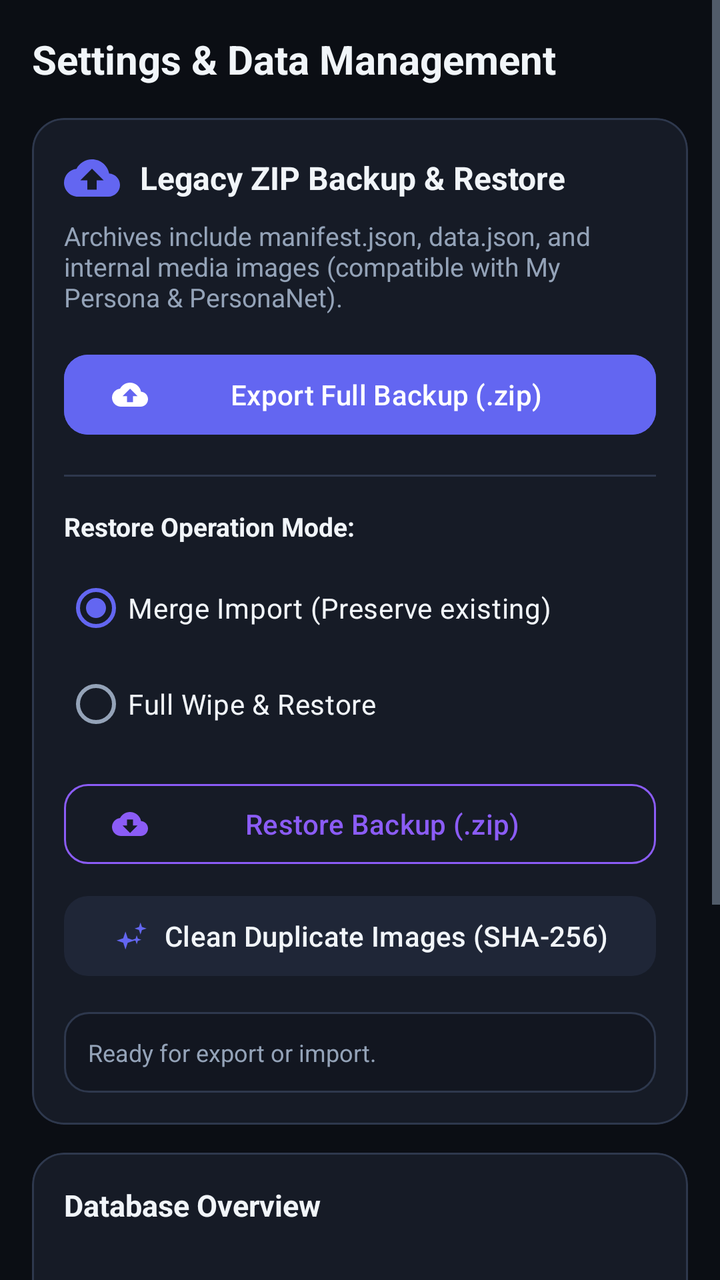
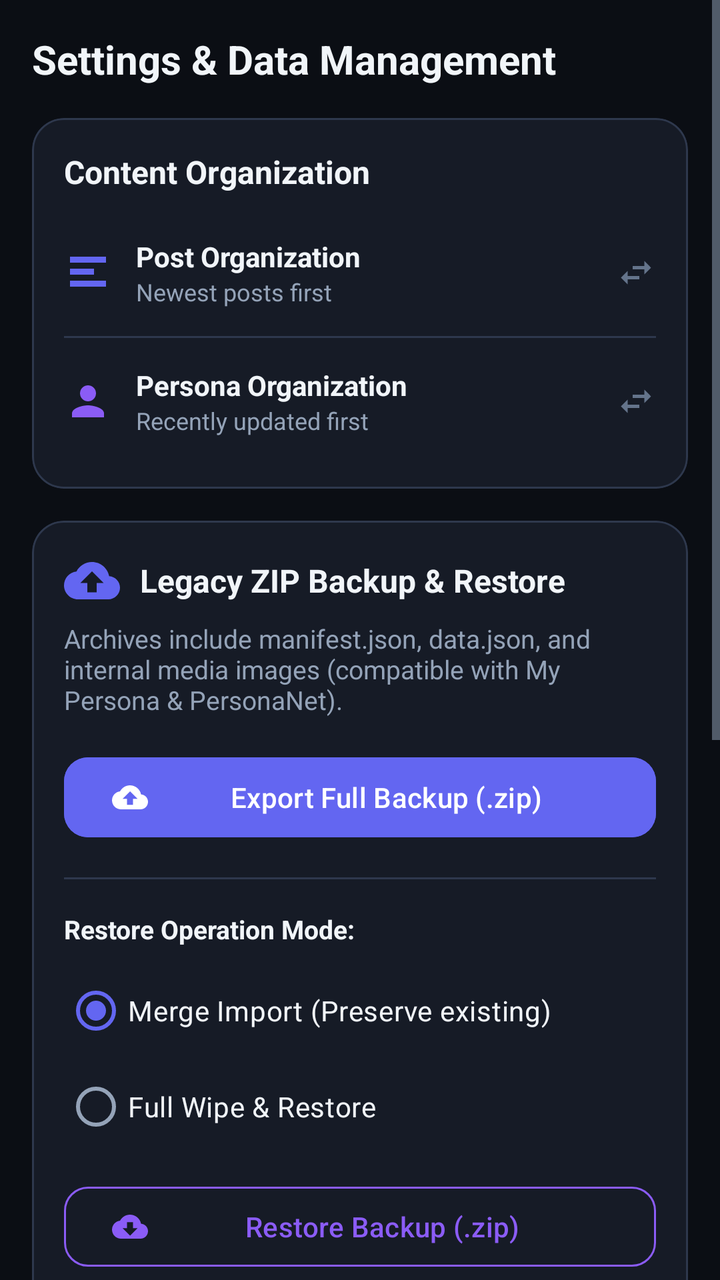

Screens rendered from an Android XML layout before and after an edit, with the pre-edit source and the edit as a unified diff.
<!-- AndroidManifest.xml: application theme Theme.PersonaNet -->
<!-- res/layout/fragment_settings.xml -->
<?xml version="1.0" encoding="utf-8"?>
<ScrollView xmlns:android="http://schemas.android.com/apk/res/android"
    xmlns:app="http://schemas.android.com/apk/res-auto"
    android:layout_width="match_parent"
    android:layout_height="match_parent"
    android:background="@color/bg_midnight"
    android:fillViewport="true">

    <LinearLayout
        android:layout_width="match_parent"
        android:layout_height="wrap_content"
        android:orientation="vertical"
        android:padding="16dp">

        <TextView
            android:layout_width="wrap_content"
            android:layout_height="wrap_content"
            android:text="@string/settings_title"
            android:textColor="@color/text_primary"
            android:textSize="20sp"
            android:textStyle="bold" />

        
        <com.google.android.material.card.MaterialCardView
            android:layout_width="match_parent"
            android:layout_height="wrap_content"
            android:layout_marginTop="16dp"
            app:cardBackgroundColor="@color/surface_card"
            app:cardCornerRadius="16dp"
            app:strokeColor="@color/border_divider"
            app:strokeWidth="1dp">

            <LinearLayout
                android:layout_width="match_parent"
                android:layout_height="wrap_content"
                android:orientation="vertical"
                android:padding="16dp">

                <LinearLayout
                    android:layout_width="match_parent"
                    android:layout_height="wrap_content"
                    android:gravity="center_vertical"
                    android:orientation="horizontal">

                    <ImageView
                        android:layout_width="28dp"
                        android:layout_height="28dp"
                        android:contentDescription="@string/backup_restore_title"
                        android:src="@drawable/ic_backup"
                        app:tint="@color/indigo_primary" />

                    <TextView
                        android:layout_width="wrap_content"
                        android:layout_height="wrap_content"
                        android:layout_marginStart="10dp"
                        android:text="@string/backup_restore_title"
                        android:textColor="@color/text_primary"
                        android:textSize="16sp"
                        android:textStyle="bold" />
                </LinearLayout>

                <TextView
                    android:layout_width="match_parent"
                    android:layout_height="wrap_content"
                    android:layout_marginTop="6dp"
                    android:text="@string/backup_desc"
                    android:textColor="@color/text_secondary"
                    android:textSize="13sp" />

                
                <com.google.android.material.button.MaterialButton
                    android:id="@+id/btn_export_backup"
                    android:layout_width="match_parent"
                    android:layout_height="wrap_content"
                    android:layout_marginTop="16dp"
                    android:backgroundTint="@color/indigo_primary"
                    android:text="@string/export_backup"
                    android:textColor="@color/white"
                    app:cornerRadius="12dp"
                    app:icon="@drawable/ic_backup"
                    app:iconTint="@color/white" />

                <View
                    android:layout_width="match_parent"
                    android:layout_height="1dp"
                    android:layout_marginVertical="16dp"
                    android:background="@color/border_divider" />

                
                <TextView
                    android:layout_width="wrap_content"
                    android:layout_height="wrap_content"
                    android:text="Restore Operation Mode:"
                    android:textColor="@color/text_primary"
                    android:textSize="13sp"
                    android:textStyle="bold" />

                <RadioGroup
                    android:id="@+id/radio_group_restore_mode"
                    android:layout_width="match_parent"
                    android:layout_height="wrap_content"
                    android:layout_marginTop="8dp">

                    <RadioButton
                        android:id="@+id/radio_merge_import"
                        android:layout_width="wrap_content"
                        android:layout_height="wrap_content"
                        android:checked="true"
                        android:text="@string/restore_mode_merge"
                        android:textColor="@color/text_primary" />

                    <RadioButton
                        android:id="@+id/radio_full_restore"
                        android:layout_width="wrap_content"
                        android:layout_height="wrap_content"
                        android:text="@string/restore_mode_full"
                        android:textColor="@color/text_primary" />
                </RadioGroup>

                
                <com.google.android.material.button.MaterialButton
                    android:id="@+id/btn_import_backup"
                    style="@style/Widget.Material3.Button.OutlinedButton"
                    android:layout_width="match_parent"
                    android:layout_height="wrap_content"
                    android:layout_marginTop="12dp"
                    android:text="@string/import_backup"
                    android:textColor="@color/violet_accent"
                    app:cornerRadius="12dp"
                    app:icon="@drawable/ic_restore"
                    app:iconTint="@color/violet_accent"
                    app:strokeColor="@color/violet_accent" />

                
                <com.google.android.material.button.MaterialButton
                    android:id="@+id/btn_deduplicate_media"
                    style="@style/Widget.Material3.Button.TonalButton"
                    android:layout_width="match_parent"
                    android:layout_height="wrap_content"
                    android:layout_marginTop="8dp"
                    android:text="Clean Duplicate Images (SHA-256)"
                    android:textColor="@color/text_primary"
                    app:backgroundTint="@color/surface_elevated"
                    app:cornerRadius="12dp"
                    app:icon="@drawable/ic_sparkles"
                    app:iconTint="@color/indigo_primary" />

                
                <TextView
                    android:id="@+id/text_backup_status"
                    android:layout_width="match_parent"
                    android:layout_height="wrap_content"
                    android:layout_marginTop="14dp"
                    android:background="@drawable/bg_input_field"
                    android:padding="12dp"
                    android:text="Ready for export or import."
                    android:textColor="@color/text_secondary"
                    android:textSize="12sp" />

            </LinearLayout>
        </com.google.android.material.card.MaterialCardView>

        
        <com.google.android.material.card.MaterialCardView
            android:layout_width="match_parent"
            android:layout_height="wrap_content"
            android:layout_marginTop="14dp"
            app:cardBackgroundColor="@color/surface_card"
            app:cardCornerRadius="16dp"
            app:strokeColor="@color/border_divider"
            app:strokeWidth="1dp">

            <LinearLayout
                android:layout_width="match_parent"
                android:layout_height="wrap_content"
                android:orientation="vertical"
                android:padding="16dp">

                <TextView
                    android:layout_width="wrap_content"
                    android:layout_height="wrap_content"
                    android:text="Database Overview"
                    android:textColor="@color/text_primary"
                    android:textSize="15sp"
                    android:textStyle="bold" />

                <TextView
                    android:id="@+id/text_db_stats"
                    android:layout_width="match_parent"
                    android:layout_height="wrap_content"
                    android:layout_marginTop="8dp"
                    android:lineSpacingExtra="4dp"
                    android:textColor="@color/text_secondary"
                    android:textSize="13sp" />

                <com.google.android.material.button.MaterialButton
                    android:id="@+id/btn_clear_all_data"
                    style="@style/Widget.Material3.Button.TextButton"
                    android:layout_width="wrap_content"
                    android:layout_height="wrap_content"
                    android:layout_marginTop="8dp"
                    android:text="Clear All Database Data"
                    android:textColor="@color/red_error" />
            </LinearLayout>
        </com.google.android.material.card.MaterialCardView>

        
        <com.google.android.material.card.MaterialCardView
            android:layout_width="match_parent"
            android:layout_height="wrap_content"
            android:layout_marginTop="14dp"
            android:layout_marginBottom="32dp"
            app:cardBackgroundColor="@color/surface_card"
            app:cardCornerRadius="16dp"
            app:strokeColor="@color/border_divider"
            app:strokeWidth="1dp">

            <LinearLayout
                android:layout_width="match_parent"
                android:layout_height="wrap_content"
                android:orientation="vertical"
                android:padding="16dp">

                <TextView
                    android:layout_width="wrap_content"
                    android:layout_height="wrap_content"
                    android:text="@string/about_title"
                    android:textColor="@color/text_primary"
                    android:textSize="15sp"
                    android:textStyle="bold" />

                <TextView
                    android:layout_width="match_parent"
                    android:layout_height="wrap_content"
                    android:layout_marginTop="6dp"
                    android:text="@string/about_desc"
                    android:textColor="@color/text_secondary"
                    android:textSize="13sp" />

                <TextView
                    android:layout_width="match_parent"
                    android:layout_height="wrap_content"
                    android:layout_marginTop="10dp"
                    android:text="PersonaNet v1.0 • 100% Native Java &amp; Room"
                    android:textColor="@color/text_tertiary"
                    android:textSize="12sp" />
            </LinearLayout>
        </com.google.android.material.card.MaterialCardView>

    </LinearLayout>
</ScrollView>
<!-- resources referenced by this layout -->
<resources>
  <color name="bg_midnight">#0B0E14</color>
  <color name="border_divider">#2E384D</color>
  <color name="indigo_primary">#6366F1</color>
  <color name="red_error">#EF4444</color>
  <color name="surface_card">#161B26</color>
  <color name="surface_elevated">#1F2637</color>
  <color name="text_primary">#F1F5F9</color>
  <color name="text_secondary">#94A3B8</color>
  <color name="text_tertiary">#64748B</color>
  <color name="violet_accent">#8B5CF6</color>
  <color name="white">#FFFFFFFF</color>
  <!-- drawable bg_input_field (drawable) -->
  <?xml version="1.0" encoding="utf-8"?>
  <shape xmlns:android="http://schemas.android.com/apk/res/android"
      android:shape="rectangle">
      <solid android:color="@color/surface_input" />
      <corners android:radius="12dp" />
      <stroke
          android:width="1dp"
          android:color="@color/border_divider" />
  </shape>
  <!-- drawable ic_backup (drawable) -->
  <vector xmlns:android="http://schemas.android.com/apk/res/android"
      android:width="24dp"
      android:height="24dp"
      android:viewportWidth="24"
      android:viewportHeight="24">
      <path
          android:fillColor="#FFFFFFFF"
          android:pathData="M19.35,10.04C18.67,6.59 15.64,4 12,4 9.11,4 6.6,5.64 5.35,8.04 2.34,8.36 0,10.91 0,14c0,3.31 2.69,6 6,6h13c2.76,0 5,-2.24 5,-5 0,-2.64 -2.05,-4.78 -4.65,-4.96zM14,13v4h-4v-4H7l5,-5 5,5h-3z" />
  </vector>
  <!-- drawable ic_restore (drawable) -->
  <vector xmlns:android="http://schemas.android.com/apk/res/android"
      android:width="24dp"
      android:height="24dp"
      android:viewportWidth="24"
      android:viewportHeight="24">
      <path
          android:fillColor="#FFFFFFFF"
          android:pathData="M19.35,10.04C18.67,6.59 15.64,4 12,4 9.11,4 6.6,5.64 5.35,8.04 2.34,8.36 0,10.91 0,14c0,3.31 2.69,6 6,6h13c2.76,0 5,-2.24 5,-5 0,-2.64 -2.05,-4.78 -4.65,-4.96zM17,13l-5,5 -5,-5h3V9h4v4h3z" />
  </vector>
  <string name="about_desc">100% offline, privacy-focused social simulator. All data and fictional characters remain securely on your device.</string>
  <string name="about_title">About My Persona</string>
  <string name="backup_desc">Archives include manifest.json, data.json, and internal media images (compatible with My Persona &amp; PersonaNet).</string>
  <string name="backup_restore_title">Legacy ZIP Backup &amp; Restore</string>
  <string name="export_backup">Export Full Backup (.zip)</string>
  <string name="import_backup">Restore Backup (.zip)</string>
  <string name="restore_mode_full">Full Wipe &amp; Restore</string>
  <string name="restore_mode_merge">Merge Import (Preserve existing)</string>
  <string name="settings_title">Settings &amp; Data Management</string>
  <color name="surface_input">#121620</color>
  <!-- unchanged entries left out for length: 2 -->
</resources>

<!-- the commit's change to res/layout/fragment_settings.xml (unified diff, before → after) -->
@@ -36,6 +36,142 @@
                 android:orientation="vertical"
                 android:padding="16dp">
 
+                <TextView
+                    android:layout_width="wrap_content"
+                    android:layout_height="wrap_content"
+                    android:text="Content Organization"
+                    android:textColor="@color/text_primary"
+                    android:textSize="16sp"
+                    android:textStyle="bold" />
+
+                
+                <LinearLayout
+                    android:id="@+id/btn_setting_post_org"
+                    android:layout_width="match_parent"
+                    android:layout_height="wrap_content"
+                    android:layout_marginTop="12dp"
+                    android:background="?attr/selectableItemBackground"
+                    android:clickable="true"
+                    android:focusable="true"
+                    android:gravity="center_vertical"
+                    android:orientation="horizontal"
+                    android:paddingVertical="10dp">
+
+                    <ImageView
+                        android:layout_width="24dp"
+                        android:layout_height="24dp"
+                        android:contentDescription="@string/post_org_title"
+                        android:src="@drawable/ic_feed"
+                        app:tint="@color/indigo_primary" />
+
+                    <LinearLayout
+                        android:layout_width="0dp"
+                        android:layout_height="wrap_content"
+                        android:layout_marginStart="12dp"
+                        android:layout_weight="1"
+                        android:orientation="vertical">
+
+                        <TextView
+                            android:layout_width="wrap_content"
+                            android:layout_height="wrap_content"
+                            android:text="@string/post_org_title"
+                            android:textColor="@color/text_primary"
+                            android:textSize="14sp"
+                            android:textStyle="bold" />
+
+                        <TextView
+                            android:id="@+id/text_post_org_summary"
+                            android:layout_width="wrap_content"
+                            android:layout_height="wrap_content"
+                            android:text="Newest posts first"
+                            android:textColor="@color/text_secondary"
+                            android:textSize="12sp" />
+                    </LinearLayout>
+
+                    <ImageView
+                        android:layout_width="20dp"
+                        android:layout_height="20dp"
+                        android:contentDescription="Next"
+                        android:src="@drawable/ic_swap"
+                        app:tint="@color/text_tertiary" />
+                </LinearLayout>
+
+                <View
+                    android:layout_width="match_parent"
+                    android:layout_height="1dp"
+                    android:layout_marginVertical="4dp"
+                    android:background="@color/border_divider" />
+
+                
+                <LinearLayout
+                    android:id="@+id/btn_setting_persona_org"
+                    android:layout_width="match_parent"
+                    android:layout_height="wrap_content"
+                    android:background="?attr/selectableItemBackground"
+                    android:clickable="true"
+                    android:focusable="true"
+                    android:gravity="center_vertical"
+                    android:orientation="horizontal"
+                    android:paddingVertical="10dp">
+
+                    <ImageView
+                        android:layout_width="24dp"
+                        android:layout_height="24dp"
+                        android:contentDescription="@string/persona_org_title"
+                        android:src="@drawable/ic_personas"
+                        app:tint="@color/violet_accent" />
+
+                    <LinearLayout
+                        android:layout_width="0dp"
+                        android:layout_height="wrap_content"
+                        android:layout_marginStart="12dp"
+                        android:layout_weight="1"
+                        android:orientation="vertical">
+
+                        <TextView
+                            android:layout_width="wrap_content"
+                            android:layout_height="wrap_content"
+                            android:text="@string/persona_org_title"
+                            android:textColor="@color/text_primary"
+                            android:textSize="14sp"
+                            android:textStyle="bold" />
+
+                        <TextView
+                            android:id="@+id/text_persona_org_summary"
+                            android:layout_width="wrap_content"
+                            android:layout_height="wrap_content"
+                            android:text="Recently updated first"
+                            android:textColor="@color/text_secondary"
+                            android:textSize="12sp" />
+                    </LinearLayout>
+
+                    <ImageView
+                        android:layout_width="20dp"
+                        android:layout_height="20dp"
+                        android:contentDescription="Next"
+                        android:src="@drawable/ic_swap"
+                        app:tint="@color/text_tertiary" />
+                </LinearLayout>
+
+            </LinearLayout>
+        </com.google.android.material.card.MaterialCardView>
+
+        
+        <com.google.android.material.card.MaterialCardView
+            android:layout_width="match_parent"
+            android:layout_height="wrap_content"
+            android:layout_marginTop="16dp"
+            app:cardBackgroundColor="@color/surface_card"
+            app:cardCornerRadius="16dp"
+            app:strokeColor="@color/border_divider"
+            app:strokeWidth="1dp">
+
+            <LinearLayout
+                android:layout_width="match_parent"
+                android:layout_height="wrap_content"
+                android:orientation="vertical"
+                android:padding="16dp">
+
                 <LinearLayout
                     android:layout_width="match_parent"
                     android:layout_height="wrap_content"
<!-- resource entries referenced after the edit -->
@@ -31,6 +31,26 @@
           android:fillColor="#FFFFFFFF"
           android:pathData="M19.35,10.04C18.67,6.59 15.64,4 12,4 9.11,4 6.6,5.64 5.35,8.04 2.34,8.36 0,10.91 0,14c0,3.31 2.69,6 6,6h13c2.76,0 5,-2.24 5,-5 0,-2.64 -2.05,-4.78 -4.65,-4.96zM14,13v4h-4v-4H7l5,-5 5,5h-3z" />
   </vector>
+  <!-- drawable ic_feed (drawable) -->
+  <vector xmlns:android="http://schemas.android.com/apk/res/android"
+      android:width="24dp"
+      android:height="24dp"
+      android:viewportWidth="24"
+      android:viewportHeight="24">
+      <path
+          android:fillColor="#FFFFFFFF"
+          android:pathData="M3,4h18v3H3V4zm0,6h12v3H3v-3zm0,6h18v3H3v-3z" />
+  </vector>
+  <!-- drawable ic_personas (drawable) -->
+  <vector xmlns:android="http://schemas.android.com/apk/res/android"
+      android:width="24dp"
+      android:height="24dp"
+      android:viewportWidth="24"
+      android:viewportHeight="24">
+      <path
+          android:fillColor="#FFFFFFFF"
+          android:pathData="M12,12c2.21,0 4,-1.79 4,-4s-1.79,-4 -4,-4 -4,1.79 -4,4 1.79,4 4,4zm0,2c-2.67,0 -8,1.34 -8,4v2h16v-2c0,-2.66 -5.33,-4 -8,-4z" />
+  </vector>
   <!-- drawable ic_restore (drawable) -->
   <vector xmlns:android="http://schemas.android.com/apk/res/android"
       android:width="24dp"
@@ -41,12 +61,24 @@
           android:fillColor="#FFFFFFFF"
           android:pathData="M19.35,10.04C18.67,6.59 15.64,4 12,4 9.11,4 6.6,5.64 5.35,8.04 2.34,8.36 0,10.91 0,14c0,3.31 2.69,6 6,6h13c2.76,0 5,-2.24 5,-5 0,-2.64 -2.05,-4.78 -4.65,-4.96zM17,13l-5,5 -5,-5h3V9h4v4h3z" />
   </vector>
+  <!-- drawable ic_swap (drawable) -->
+  <vector xmlns:android="http://schemas.android.com/apk/res/android"
+      android:width="24dp"
+      android:height="24dp"
+      android:viewportWidth="24"
+      android:viewportHeight="24">
+      <path
+          android:fillColor="#FFFFFFFF"
+          android:pathData="M6.99,11L3,15l3.99,4v-3H14v-2H6.99v-3zM21,9l-3.99,-4v3H10v2h7.01v3L21,9z" />
+  </vector>
   <string name="about_desc">100% offline, privacy-focused social simulator. All data and fictional characters remain securely on your device.</string>
   <string name="about_title">About My Persona</string>
   <string name="backup_desc">Archives include manifest.json, data.json, and internal media images (compatible with My Persona &amp; PersonaNet).</string>
   <string name="backup_restore_title">Legacy ZIP Backup &amp; Restore</string>
   <string name="export_backup">Export Full Backup (.zip)</string>
   <string name="import_backup">Restore Backup (.zip)</string>
+  <string name="persona_org_title">Persona Organization</string>
+  <string name="post_org_title">Post Organization</string>
   <string name="restore_mode_full">Full Wipe &amp; Restore</string>
   <string name="restore_mode_merge">Merge Import (Preserve existing)</string>
   <string name="settings_title">Settings &amp; Data Management</string>
